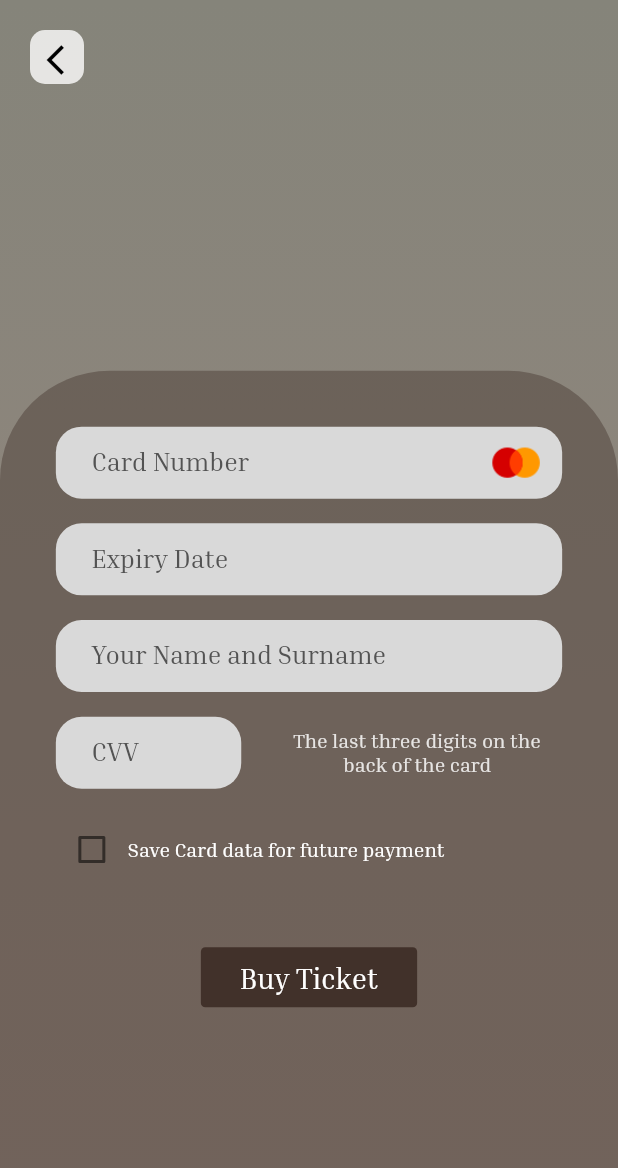
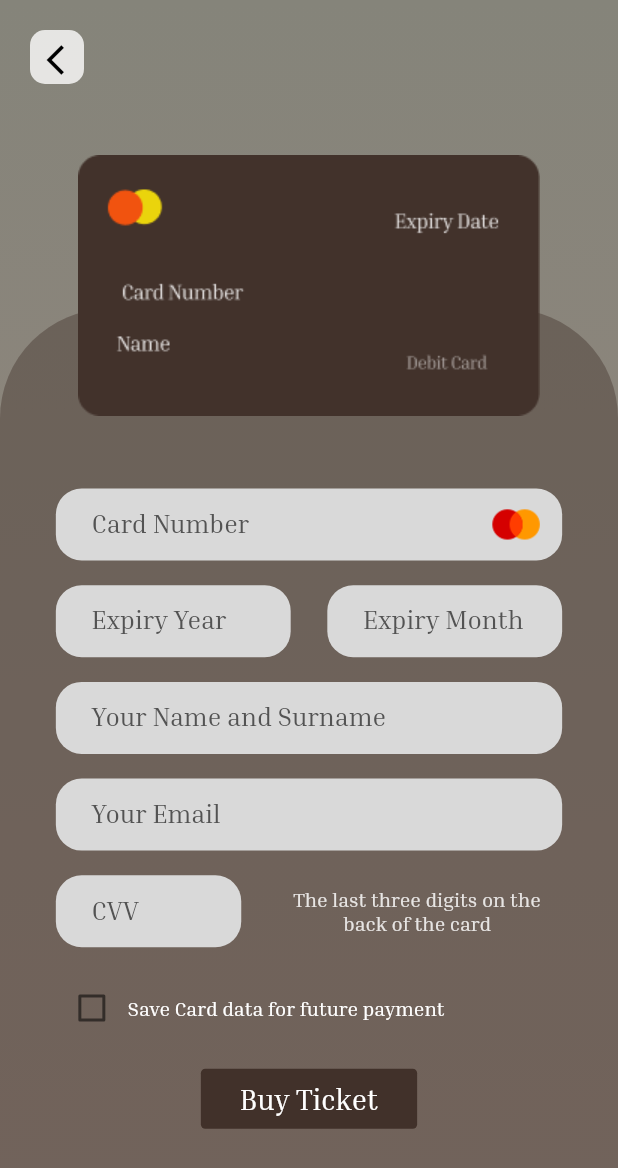
Before and after one commit to Train-D/mobile, a Flutter app: the PaymentScreen screen opened directly, on a phone screen of 412 x 824 dp. Shown: the top 1168 px of the screen. Run offline on Flutter 3.47's test engine with Material 2 defaults, Android fonts, the phone set to English and light mode, and no system bars; our stand-ins replace basic_utils, bloc, dartz, equatable, flutter_bloc, get_it and 4 more.

Commit message:
payment screen new updates

```diff
--- a/lib/core/utils/app_images.dart
+++ b/lib/core/utils/app_images.dart
@@ -26,3 +26,4 @@ const String ticketRightCut = 'ticket_right_cut.png';
 const String ticketDivider = 'ticket_devider_vector.png';
 const String ticketSuccessDownload = 'ticket_success_download.png';
 const String trainCarOneFrontVector = 'train_car_one_front_shape.png';
+const String card = 'card.png';
--- a/lib/core/utils/app_strings.dart
+++ b/lib/core/utils/app_strings.dart
@@ -35,7 +35,9 @@ class AppString {
   static const String editProfile = 'Edit Profile';
   static const String general = 'General';
   static const String cardNumber = 'Card Number';
-  static const String expiryDate = 'Expiry Date';
+  static const String expiryYear = 'Expiry Year';
+  static const String expiryMonth = 'Expiry Month';
+  static const String yourEmail = 'Your Email';
   static const String cardName = 'Your Name and Surname';
   static const String cvv = 'CVV';
   static const String cvvDesc = 'The last three digits on the back of the card';
--- a/lib/features/tickets/presentation/controller/payment_cubit/payment_cubit.dart
+++ b/lib/features/tickets/presentation/controller/payment_cubit/payment_cubit.dart
@@ -9,12 +9,11 @@ class PaymentCubit extends Cubit<PaymentState> {
   static PaymentCubit get(context) => BlocProvider.of(context);
 
   var cardNumber = TextEditingController();
-  var expiryDate = TextEditingController();
+  var expiryYear = TextEditingController();
+  var expiryMonth = TextEditingController();
+  var email = TextEditingController();
   var cardHolderName = TextEditingController();
   var cvvCode = TextEditingController();
-  bool isCvvFocused = false;
-  bool useGlassMorphism = false;
-  bool useBackgroundImage = false;
   bool saveCardData = false;
   void changeCheckboxValue() {
     saveCardData = !saveCardData;
--- a/lib/features/tickets/presentation/screens/payment_screen.dart
+++ b/lib/features/tickets/presentation/screens/payment_screen.dart
@@ -25,10 +25,11 @@ class PaymentScreen extends StatelessWidget {
               appBar: SharedComponents.defaultAppBar(context: context),
               body: Stack(
                 children: [
+
                   Align(
                     alignment: Alignment.bottomCenter,
                     child: SharedComponents.defaultBgContainer(
-                      height: 70.h,
+                      height: 75.h,
                       topRedius: 35.sp,
                       isLinearGradient: false,
                       bgColor: ticketColor,
@@ -38,6 +39,7 @@ class PaymentScreen extends StatelessWidget {
                           child: Form(
                             child: Column(
                               children: [
+                                SizedBox(height: 10.h,),
                                 SharedComponents.defaultTextField(
                                     controller: cubit.cardNumber,
                                     type: TextInputType.number,
@@ -62,16 +64,42 @@ class PaymentScreen extends StatelessWidget {
                                 SizedBox(
                                   height: 2.h,
                                 ),
-                                SharedComponents.defaultTextField(
-                                  controller: cubit.expiryDate,
+                                Row(
+                                  mainAxisAlignment: MainAxisAlignment.spaceBetween,
+                                  children: [
+                                    SizedBox(
+                                      width: 38.w,
+                                      child: SharedComponents.defaultTextField(
+                                        controller: cubit.expiryYear,
                                         type: TextInputType.text,
                                         validate: (e) {
                                           return null;
                                         },
                                         bgColor: paymentTextFieldColor,
                                         textColor: paymentTextFieldTextColor,
-                                  label: AppString.expiryDate,
+                                        label: AppString.expiryYear,
                                         radius: 17.sp,
+                                      ),
+                                    ),
+                                    //SizedBox(width: 5.w,),
+                                    SizedBox(
+                                      width: 38.w,
+                                      child: SharedComponents.defaultTextField(
+                                        controller: cubit.expiryMonth,
+                                        type: TextInputType.text,
+                                        validate: (e) {
+                                          return null;
+                                        },
+                                        bgColor: paymentTextFieldColor,
+                                        textColor: paymentTextFieldTextColor,
+                                        label: AppString.expiryMonth,
+                                        radius: 17.sp,
+                                        suffIconFound: false,
+                                        preIconFound: false,
+
+                                      ),
+                                    ),
+                                  ],
                                 ),
                                 SizedBox(
                                   height: 2.h,
@@ -85,6 +113,20 @@ class PaymentScreen extends StatelessWidget {
                                   bgColor: paymentTextFieldColor,
                                   textColor: paymentTextFieldTextColor,
                                   label: AppString.cardName,
+                                  radius: 17.sp,
+                                ),
+                                SizedBox(
+                                  height: 2.h,
+                                ),
+                                SharedComponents.defaultTextField(
+                                  controller: cubit.email,
+                                  type: TextInputType.text,
+                                  validate: (e) {
+                                    return null;
+                                  },
+                                  bgColor: paymentTextFieldColor,
+                                  textColor: paymentTextFieldTextColor,
+                                  label: AppString.yourEmail,
                                   radius: 17.sp,
                                 ),
                                 SizedBox(
@@ -142,7 +184,7 @@ class PaymentScreen extends StatelessWidget {
                                   ],
                                 ),
                                 SizedBox(
-                                  height: 5.h,
+                                  height: 2.h,
                                 ),
                                 SharedComponents.defaultButton(
                                     context: context,
@@ -160,6 +202,20 @@ class PaymentScreen extends StatelessWidget {
                       ),
                     ),
                   ),
+                  SingleChildScrollView(
+                    child: Column(
+                      children: [
+                        SizedBox(height: 5.h,),
+                        Align(
+                          alignment: Alignment.topCenter,
+                          child: SizedBox(width: 80.w,
+                          child: Image.asset('${AppConstants.imagesUrl}$card'),
+                          ),
+                        ),
+
+                      ],
+                    ),
+                  ),
                 ],
               ),
             )),
```
Also changed, not shown: assets/images/imgs/card.png (added). Lines whose indentation alone changed are shown as unchanged.
